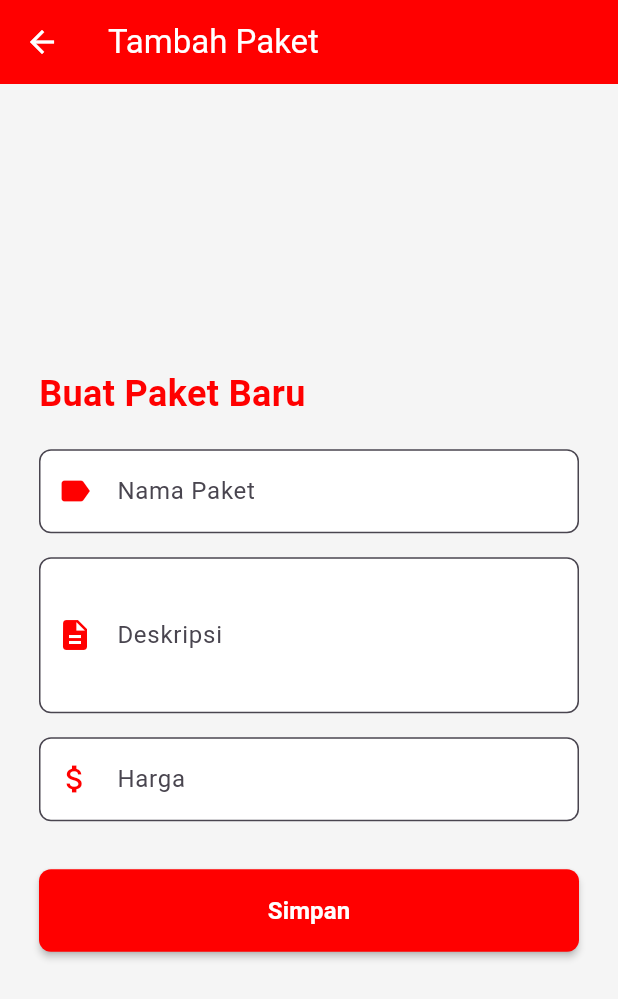
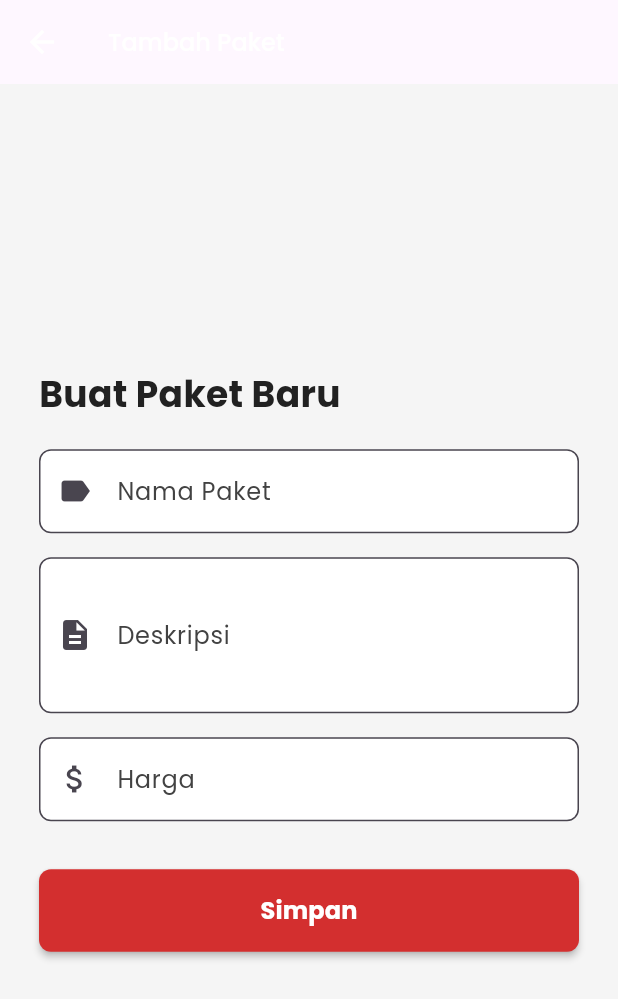
Before and after one commit to Arafian01/Flutter-Project, a Flutter app: the AddPaketPage screen opened by its route, on a phone screen of 412 x 824 dp. Shown: the top 999 px of the screen. Run offline on Flutter 3.47's test engine with Material 3 defaults, Android fonts, the phone set to English and light mode, and no system bars; our stand-ins replace cloud_firestore, firebase_auth, firebase_core, flutter_secure_storage, google_fonts, image_picker; missing offline and left inert: dart_frog, postgres; accounts and stored records are empty; statements that could not run were skipped.

Commit message:
Update utils.dart

```diff
--- a/project_wifi/lib/utils/utils.dart
+++ b/project_wifi/lib/utils/utils.dart
@@ -1,32 +1,87 @@
 import 'package:flutter/material.dart';
+import 'package:google_fonts/google_fonts.dart';
 
-abstract class Utils {
-  static const Color mainThemeColor = Color(0xFFFF0000);
+// Warna tema utama untuk StrongNet
+class AppColors {
+  static const Color primaryRed = Color(0xFFD32F2F); // Merah utama
+  static const Color secondaryRed = Color(0xFFFF5252); // Merah muda untuk gradien
+  static const Color backgroundLight = Color(0xFFF5F5F5); // Latar belakang abu-abu muda
+  static const Color textPrimary = Color(0xFF212121); // Teks utama hitam
+  static const Color textSecondary = Color(0xFF424242); // Teks sekunder abu-abu gelap
+  static const Color accentBlack = Color(0xFF212121); // Aksen hitam untuk garis
+  static const Color white = Color(0xFFFFFFFF); // Putih untuk kontras
+}
 
-  /// Generate a TextFormField with consistent styling and optional validator.
-  static Widget generateInputField({
-    required String hintText,
-    required IconData iconData,
-    required TextEditingController controller,
-    bool isPassword = false,
-    TextInputType keyboardType = TextInputType.text,
-    TextInputAction textInputAction = TextInputAction.next,
-    String? Function(String?)? validator,
-    void Function(String)? onChanged,
-  }) {
-    return TextFormField(
-      controller: controller,
-      obscureText: isPassword,
-      obscuringCharacter: '*',
-      keyboardType: keyboardType,
-      textInputAction: textInputAction,
-      validator: validator,
-      onChanged: onChanged,
-      decoration: InputDecoration(
-        hintText: hintText,
-        prefixIcon: Icon(iconData),
+// Konfigurasi tema aplikasi
+class AppTheme {
+  static ThemeData get theme => ThemeData(
+    primaryColor: AppColors.primaryRed,
+    scaffoldBackgroundColor: AppColors.backgroundLight,
+    fontFamily: GoogleFonts.poppins().fontFamily,
+    textTheme: TextTheme(
+      headlineMedium: TextStyle(
+        fontSize: 20,
+        fontWeight: FontWeight.bold,
+        color: AppColors.textPrimary,
       ),
-      style: const TextStyle(fontSize: 16),
-    );
-  }
+      titleLarge: TextStyle(
+        fontSize: 16,
+        fontWeight: FontWeight.w500,
+        color: AppColors.textSecondary,
+      ),
+      bodyMedium: TextStyle(
+        fontSize: 14,
+        color: AppColors.textPrimary,
+      ),
+    ),
+    elevatedButtonTheme: ElevatedButtonThemeData(
+      style: ElevatedButton.styleFrom(
+        backgroundColor: AppColors.primaryRed,
+        foregroundColor: AppColors.white,
+        shape: RoundedRectangleBorder(
+          borderRadius: BorderRadius.circular(8),
+        ),
+        padding: const EdgeInsets.symmetric(horizontal: 16, vertical: 12),
+      ),
+    ),
+    cardTheme: CardTheme(
+      elevation: 2,
+      shape: RoundedRectangleBorder(
+        borderRadius: BorderRadius.circular(12),
+      ),
+      margin: const EdgeInsets.symmetric(horizontal: 16, vertical: 8),
+    ),
+    inputDecorationTheme: InputDecorationTheme(
+      border: OutlineInputBorder(
+        borderRadius: BorderRadius.circular(8),
+        borderSide: const BorderSide(color: AppColors.accentBlack),
+      ),
+      focusedBorder: OutlineInputBorder(
+        borderRadius: BorderRadius.circular(8),
+        borderSide: const BorderSide(color: AppColors.primaryRed, width: 2),
+      ),
+      labelStyle: const TextStyle(color: AppColors.textSecondary),
+    ),
+    floatingActionButtonTheme: const FloatingActionButtonThemeData(
+      backgroundColor: AppColors.primaryRed,
+      foregroundColor: AppColors.white,
+    ),
+  );
 }
+
+// Konstanta untuk ukuran dan padding
+class AppSizes {
+  static const double paddingSmall = 8.0;
+  static const double paddingMedium = 16.0;
+  static const double paddingLarge = 24.0;
+  static const double radiusSmall = 8.0;
+  static const double radiusMedium = 12.0;
+  static const double iconSizeSmall = 20.0;
+  static const double iconSizeMedium = 24.0;
+  static const double iconSizeLarge = 60.0; // Untuk ikon WiFi besar
+}
+
+// Konstanta untuk string atau aset lainnya
+class AppAssets {
+  static const String logoPath = 'assets/images/logo.png'; // Ganti dengan path logo StrongNet
+}
```
